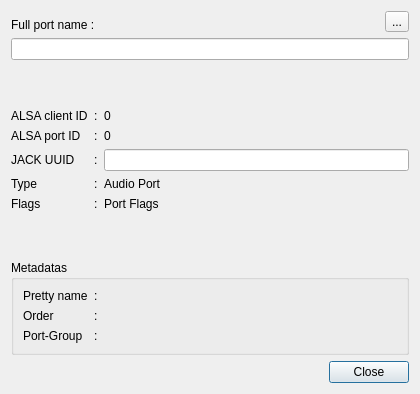
The window that resources/ui/canvas_port_info.ui (Houston4444/HoustonPatchbay) describes before a commit, drawn with Qt 5.
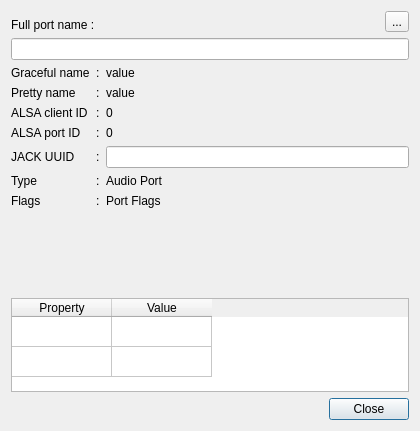
The same window after the commit. Icons and pictures are not drawn.

Commit message: improve port info dialog with same metadatas tablewidget than group infos

What changed in the file:
```diff
--- a/resources/ui/canvas_port_info.ui
+++ b/resources/ui/canvas_port_info.ui
@@ -7,7 +7,7 @@
     <x>0</x>
     <y>0</y>
     <width>420</width>
-    <height>394</height>
+    <height>431</height>
    </rect>
   </property>
   <property name="windowTitle">
@@ -65,25 +65,37 @@
      </property>
     </widget>
    </item>
-   <item>
-    <layout class="QHBoxLayout" name="horizontalLayout"/>
-   </item>
-   <item>
-    <spacer name="verticalSpacer_3">
-     <property name="orientation">
-      <enum>Qt::Vertical</enum>
-     </property>
-     <property name="sizeHint" stdset="0">
-      <size>
-       <width>20</width>
-       <height>40</height>
-      </size>
-     </property>
-    </spacer>
-   </item>
    <item>
     <layout class="QGridLayout" name="gridLayout">
+     <item row="4" column="0">
+      <widget class="QLabel" name="labelJackUuid">
+       <property name="text">
+        <string>JACK UUID</string>
+       </property>
+      </widget>
+     </item>
      <item row="4" column="1">
+      <widget class="QLabel" name="labelColonJackUuid">
+       <property name="text">
+        <string>:</string>
+       </property>
+      </widget>
+     </item>
+     <item row="6" column="2">
+      <widget class="QLabel" name="labelPortFlags">
+       <property name="text">
+        <string>Port Flags</string>
+       </property>
+      </widget>
+     </item>
+     <item row="2" column="1">
+      <widget class="QLabel" name="labelColonAlsaClientId">
+       <property name="text">
+        <string>:</string>
+       </property>
+      </widget>
+     </item>
+     <item row="6" column="1">
       <widget class="QLabel" name="label_3">
        <property name="sizePolicy">
         <sizepolicy hsizetype="Fixed" vsizetype="Preferred">
@@ -96,28 +108,21 @@
        </property>
       </widget>
      </item>
+     <item row="0" column="1">
+      <widget class="QLabel" name="labelColonGracefulName">
+       <property name="text">
+        <string>:</string>
+       </property>
+      </widget>
+     </item>
      <item row="3" column="1">
-      <widget class="QLabel" name="label_6">
+      <widget class="QLabel" name="labelColonAlsaPortId">
        <property name="text">
         <string>:</string>
        </property>
       </widget>
      </item>
-     <item row="0" column="0">
-      <widget class="QLabel" name="labelAlsaClientId">
-       <property name="text">
-        <string>ALSA client ID</string>
-       </property>
-      </widget>
-     </item>
-     <item row="0" column="2">
-      <widget class="QLabel" name="labelAlsaClientIdNum">
-       <property name="text">
-        <string>0</string>
-       </property>
-      </widget>
-     </item>
-     <item row="3" column="0">
+     <item row="5" column="0">
       <widget class="QLabel" name="label_5">
        <property name="sizePolicy">
         <sizepolicy hsizetype="Fixed" vsizetype="Preferred">
@@ -130,73 +135,94 @@
        </property>
       </widget>
      </item>
-     <item row="4" column="0">
-      <widget class="QLabel" name="label_4">
-       <property name="text">
-        <string>Flags</string>
-       </property>
-      </widget>
-     </item>
-     <item row="2" column="0">
-      <widget class="QLabel" name="labelJackUuid">
-       <property name="text">
-        <string>JACK UUID</string>
-       </property>
-      </widget>
-     </item>
-     <item row="2" column="2" colspan="3">
+     <item row="4" column="2">
       <widget class="QLineEdit" name="lineEditUuid">
        <property name="readOnly">
         <bool>true</bool>
        </property>
       </widget>
      </item>
-     <item row="3" column="2" colspan="3">
+     <item row="3" column="2">
+      <widget class="QLabel" name="labelAlsaPortIdNum">
+       <property name="text">
+        <string>0</string>
+       </property>
+      </widget>
+     </item>
+     <item row="0" column="2">
+      <widget class="QLabel" name="labelGracefulNameValue">
+       <property name="text">
+        <string>value</string>
+       </property>
+      </widget>
+     </item>
+     <item row="6" column="0">
+      <widget class="QLabel" name="label_4">
+       <property name="text">
+        <string>Flags</string>
+       </property>
+      </widget>
+     </item>
+     <item row="1" column="0">
+      <widget class="QLabel" name="labelPrettyName_2">
+       <property name="text">
+        <string>Pretty name</string>
+       </property>
+      </widget>
+     </item>
+     <item row="2" column="2">
+      <widget class="QLabel" name="labelAlsaClientIdNum">
+       <property name="text">
+        <string>0</string>
+       </property>
+      </widget>
+     </item>
+     <item row="5" column="1">
+      <widget class="QLabel" name="label_6">
+       <property name="text">
+        <string>:</string>
+       </property>
+      </widget>
+     </item>
+     <item row="2" column="0">
+      <widget class="QLabel" name="labelAlsaClientId">
+       <property name="text">
+        <string>ALSA client ID</string>
+       </property>
+      </widget>
+     </item>
+     <item row="5" column="2">
       <widget class="QLabel" name="labelPortType">
        <property name="text">
         <string>Audio Port</string>
        </property>
       </widget>
      </item>
-     <item row="2" column="1">
-      <widget class="QLabel" name="labelColonJackUuid">
+     <item row="1" column="1">
+      <widget class="QLabel" name="labelColonPrettyName">
        <property name="text">
         <string>:</string>
        </property>
       </widget>
      </item>
-     <item row="0" column="1">
-      <widget class="QLabel" name="labelColonAlsaClientId">
-       <property name="text">
-        <string>:</string>
-       </property>
-      </widget>
-     </item>
-     <item row="4" column="2" colspan="3">
-      <widget class="QLabel" name="labelPortFlags">
-       <property name="text">
-        <string>Port Flags</string>
-       </property>
-      </widget>
-     </item>
-     <item row="1" column="0">
+     <item row="3" column="0">
       <widget class="QLabel" name="labelAlsaPortId">
        <property name="text">
         <string>ALSA port ID</string>
        </property>
       </widget>
      </item>
-     <item row="1" column="1">
-      <widget class="QLabel" name="labelColonAlsaPortId">
+     <item row="0" column="0">
+      <widget class="QLabel" name="labelGracefulName">
        <property name="text">
-        <string>:</string>
+        <string>Graceful name</string>
        </property>
       </widget>
      </item>
      <item row="1" column="2">
-      <widget class="QLabel" name="labelAlsaPortIdNum">
+      <widget class="QLabel" name="labelInternalPrettyNameValue">
        <property name="text">
-        <string>0</string>
+        <string>value</string>
        </property>
       </widget>
      </item>
@@ -216,93 +242,40 @@
     </spacer>
    </item>
    <item>
-    <widget class="QGroupBox" name="groupBoxMetadatas">
-     <property name="title">
-      <string>Metadatas</string>
+    <widget class="QTableWidget" name="tableWidgetMetadatas">
+     <property name="sizeAdjustPolicy">
+      <enum>QAbstractScrollArea::AdjustToContents</enum>
      </property>
-     <layout class="QGridLayout" name="gridLayout_2">
-      <item row="1" column="1">
-       <widget class="QLabel" name="label_12">
-        <property name="text">
-         <string>:</string>
-        </property>
-       </widget>
-      </item>
-      <item row="2" column="0">
-       <widget class="QLabel" name="label_10">
-        <property name="text">
-         <string>Port-Group</string>
-        </property>
-       </widget>
-      </item>
-      <item row="0" column="1">
-       <widget class="QLabel" name="label_11">
-        <property name="sizePolicy">
-         <sizepolicy hsizetype="Fixed" vsizetype="Preferred">
-          <horstretch>0</horstretch>
-          <verstretch>0</verstretch>
-         </sizepolicy>
-        </property>
-        <property name="text">
-         <string>:</string>
-        </property>
-       </widget>
-      </item>
-      <item row="2" column="1">
-       <widget class="QLabel" name="label_13">
-        <property name="text">
-         <string>:</string>
-        </property>
-       </widget>
-      </item>
-      <item row="1" column="0">
-       <widget class="QLabel" name="label_9">
-        <property name="sizePolicy">
-         <sizepolicy hsizetype="Minimum" vsizetype="Preferred">
-          <horstretch>0</horstretch>
-          <verstretch>0</verstretch>
-         </sizepolicy>
-        </property>
-        <property name="text">
-         <string>Order</string>
-        </property>
-       </widget>
-      </item>
-      <item row="0" column="0">
-       <widget class="QLabel" name="label_8">
-        <property name="sizePolicy">
-         <sizepolicy hsizetype="Fixed" vsizetype="Preferred">
-          <horstretch>0</horstretch>
-          <verstretch>0</verstretch>
-         </sizepolicy>
-        </property>
-        <property name="text">
-         <string>Pretty name</string>
-        </property>
-       </widget>
-      </item>
-      <item row="0" column="2">
-       <widget class="QLabel" name="labelPrettyName">
-        <property name="text">
-         <string/>
-        </property>
-       </widget>
-      </item>
-      <item row="1" column="2">
-       <widget class="QLabel" name="labelPortOrder">
-        <property name="text">
-         <string/>
-        </property>
-       </widget>
-      </item>
-      <item row="2" column="2">
-       <widget class="QLabel" name="labelPortGroup">
-        <property name="text">
-         <string/>
-        </property>
-       </widget>
-      </item>
-     </layout>
+     <property name="autoScrollMargin">
+      <number>16</number>
+     </property>
+     <property name="editTriggers">
+      <set>QAbstractItemView::AllEditTriggers</set>
+     </property>
+     <property name="rowCount">
+      <number>2</number>
+     </property>
+     <property name="columnCount">
+      <number>2</number>
+     </property>
+     <attribute name="horizontalHeaderVisible">
+      <bool>true</bool>
+     </attribute>
+     <attribute name="verticalHeaderVisible">
+      <bool>false</bool>
+     </attribute>
+     <row/>
+     <row/>
+     <column>
+      <property name="text">
+       <string>Property</string>
+      </property>
+     </column>
+     <column>
+      <property name="text">
+       <string>Value</string>
+      </property>
+     </column>
     </widget>
    </item>
    <item>
```
The commit also changes 1 other file.
